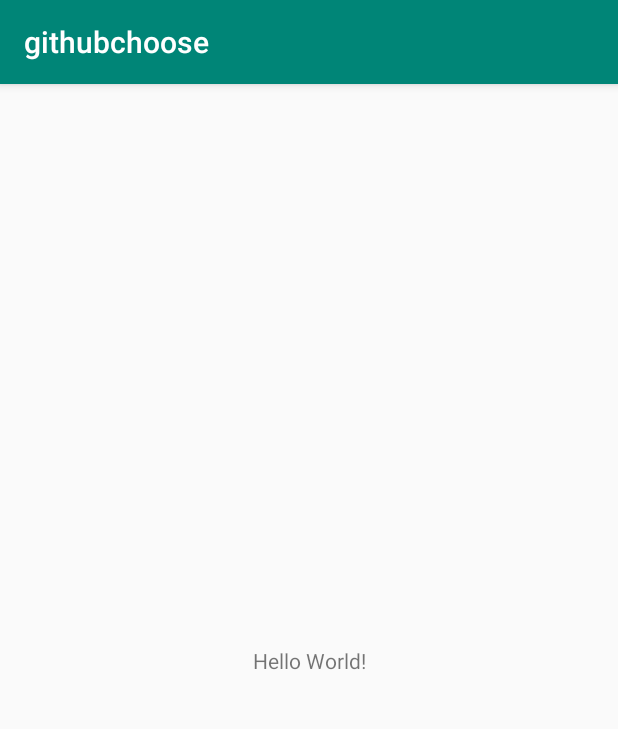
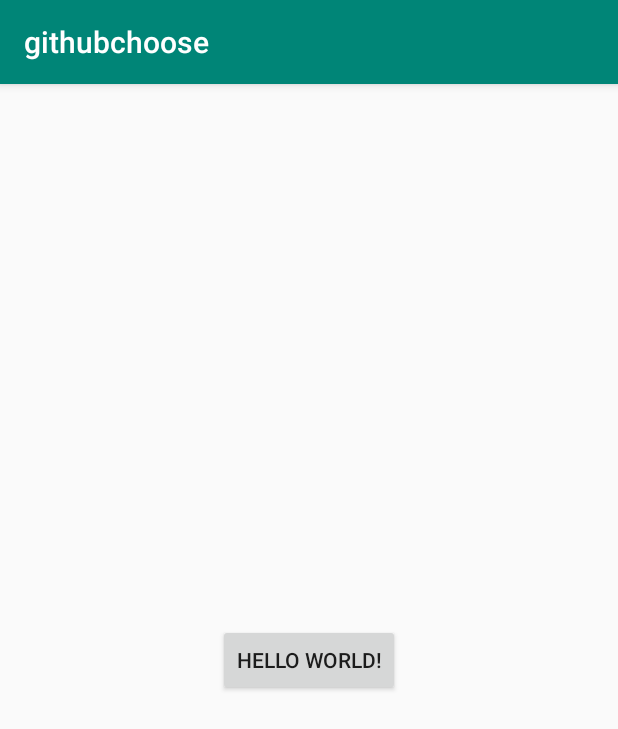
Before and after one commit to mostafazaghlol/githubchoose, an Android app: the screen it shows after launch (MainActivity), on a phone screen of 412 x 824 dp. Shown: the top 729 px of the screen. Run offline under Robolectric (Android 15) with nearby library versions, the phone set to English and light mode, and no system bars.

Commit message:
finish first push

```diff
--- a/app/build.gradle
+++ b/app/build.gradle
@@ -16,6 +16,10 @@ android {
             proguardFiles getDefaultProguardFile('proguard-android.txt'), 'proguard-rules.pro'
         }
     }
+    compileOptions {
+        sourceCompatibility = '1.8'
+        targetCompatibility = '1.8'
+    }
 }
 
 dependencies {
@@ -25,4 +29,6 @@ dependencies {
     testImplementation 'junit:junit:4.12'
     androidTestImplementation 'com.android.support.test:runner:1.0.2'
     androidTestImplementation 'com.android.support.test.espresso:espresso-core:3.0.2'
+    implementation 'com.android.support:design:28.0.0'
+
 }
--- a/app/src/main/java/com/desginapps/githubchoose/MainActivity.java
+++ b/app/src/main/java/com/desginapps/githubchoose/MainActivity.java
@@ -1,13 +1,25 @@
 package com.desginapps.githubchoose;
 
+import android.support.constraint.ConstraintLayout;
+import android.support.design.widget.Snackbar;
 import android.support.v7.app.AppCompatActivity;
 import android.os.Bundle;
+import android.widget.Button;
+
 
 public class MainActivity extends AppCompatActivity {
-
+    ConstraintLayout constraintLayout;
+    Button BtShow;
     @Override
     protected void onCreate(Bundle savedInstanceState) {
         super.onCreate(savedInstanceState);
         setContentView(R.layout.activity_main);
+        constraintLayout = findViewById(R.id.coordinatorLayout);
+        BtShow = findViewById(R.id.showSnakbar);
+        BtShow.setOnClickListener(v->{
+            Snackbar snackbar = Snackbar
+                    .make(constraintLayout, "www.journaldev.com", Snackbar.LENGTH_SHORT);
+            snackbar.show();
+        });
     }
 }
--- a/app/src/main/res/layout/activity_main.xml
+++ b/app/src/main/res/layout/activity_main.xml
@@ -4,9 +4,11 @@
     xmlns:tools="http://schemas.android.com/tools"
     android:layout_width="match_parent"
     android:layout_height="match_parent"
+    android:id="@+id/coordinatorLayout"
     tools:context=".MainActivity">
 
-    <TextView
+    <Button
+        android:id="@+id/showSnakbar"
         android:layout_width="wrap_content"
         android:layout_height="wrap_content"
         android:text="Hello World!"
```
